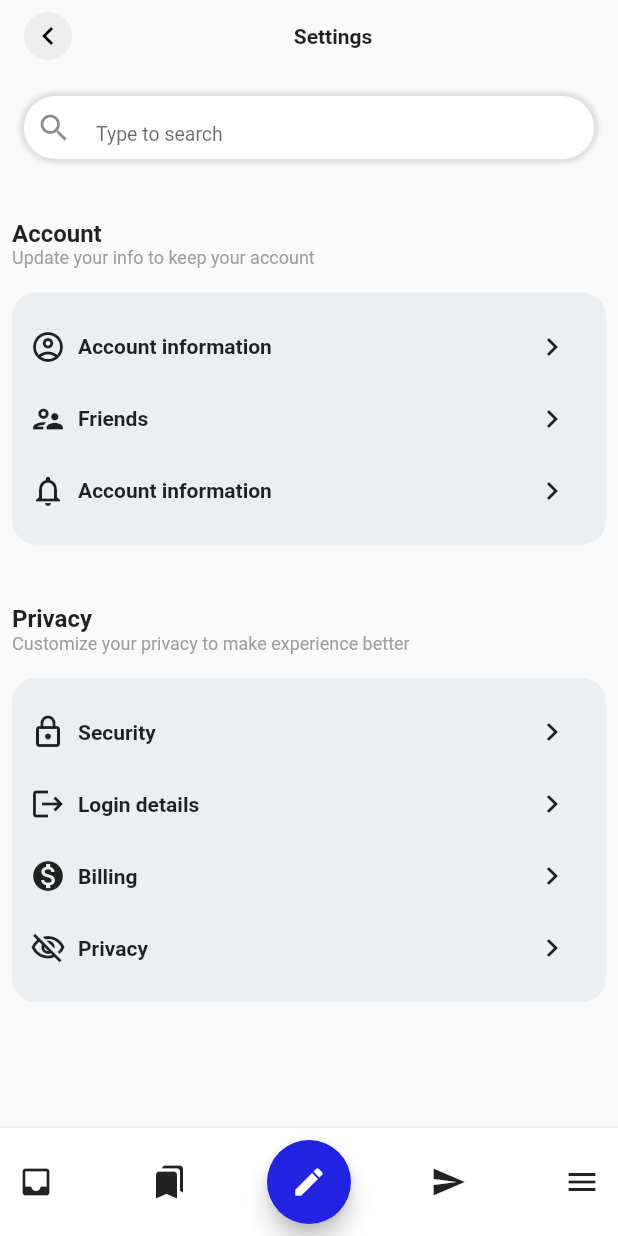
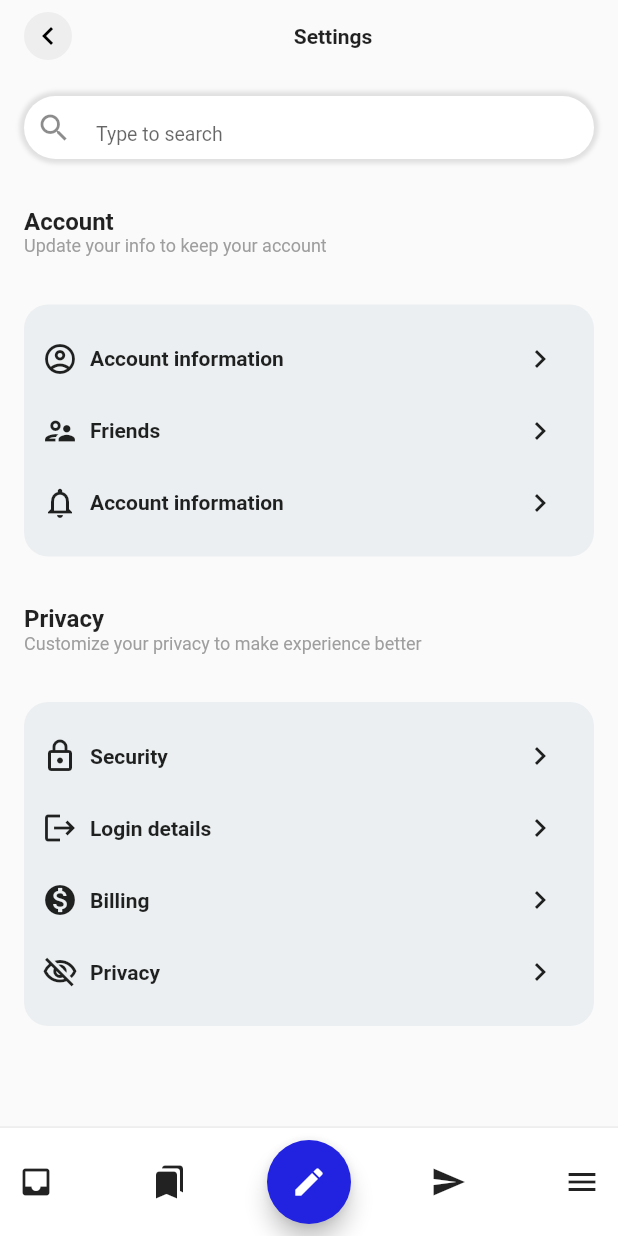
Before and after one commit to JAICHANGPARK/flutter_notebook_17th_story, a Flutter app: the screen it shows after launch, on a phone screen of 412 x 824 dp. Run offline on Flutter 3.47's test engine with Material 2 defaults, Android fonts, the phone set to English and light mode, and no system bars; our stand-ins replace badges, cached_network_image, fl_chart, flutter_riverpod, freezed_annotation, google_fonts and 3 more.

Commit message:
Update account_setting_home_page.dart

```diff
--- a/lib/ep1049_account_settings/src/ui/account_setting_home_page.dart
+++ b/lib/ep1049_account_settings/src/ui/account_setting_home_page.dart
@@ -62,10 +62,10 @@ class AccountSettingHomePage extends StatelessWidget {
                     ),
                   ),
                   const SizedBox(
-                    height: 32,
+                    height: 16,
                   ),
                   Padding(
-                    padding: const EdgeInsets.all(8.0),
+                    padding: const EdgeInsets.all(16.0),
                     child: Column(
                       crossAxisAlignment: CrossAxisAlignment.start,
                       children: const [
@@ -87,7 +87,7 @@ class AccountSettingHomePage extends StatelessWidget {
                     ),
                   ),
                   Padding(
-                    padding: const EdgeInsets.all(8.0),
+                    padding: const EdgeInsets.all(16.0),
                     child: Container(
                       padding: const EdgeInsets.all(12),
                       decoration: BoxDecoration(color: Colors.blueGrey[50], borderRadius: BorderRadius.circular(16)),
@@ -160,9 +160,8 @@ class AccountSettingHomePage extends StatelessWidget {
                       ),
                     ),
                   ),
-                  SizedBox(height: 24,),
                   Padding(
-                    padding: const EdgeInsets.all(8.0),
+                    padding: const EdgeInsets.all(16.0),
                     child: Column(
                       crossAxisAlignment: CrossAxisAlignment.start,
                       children: const [
@@ -184,7 +183,7 @@ class AccountSettingHomePage extends StatelessWidget {
                     ),
                   ),
                   Padding(
-                    padding: const EdgeInsets.all(8.0),
+                    padding: const EdgeInsets.all(16.0),
                     child: Container(
                       padding: const EdgeInsets.all(12),
                       decoration: BoxDecoration(color: Colors.blueGrey[50], borderRadius: BorderRadius.circular(16)),
```
